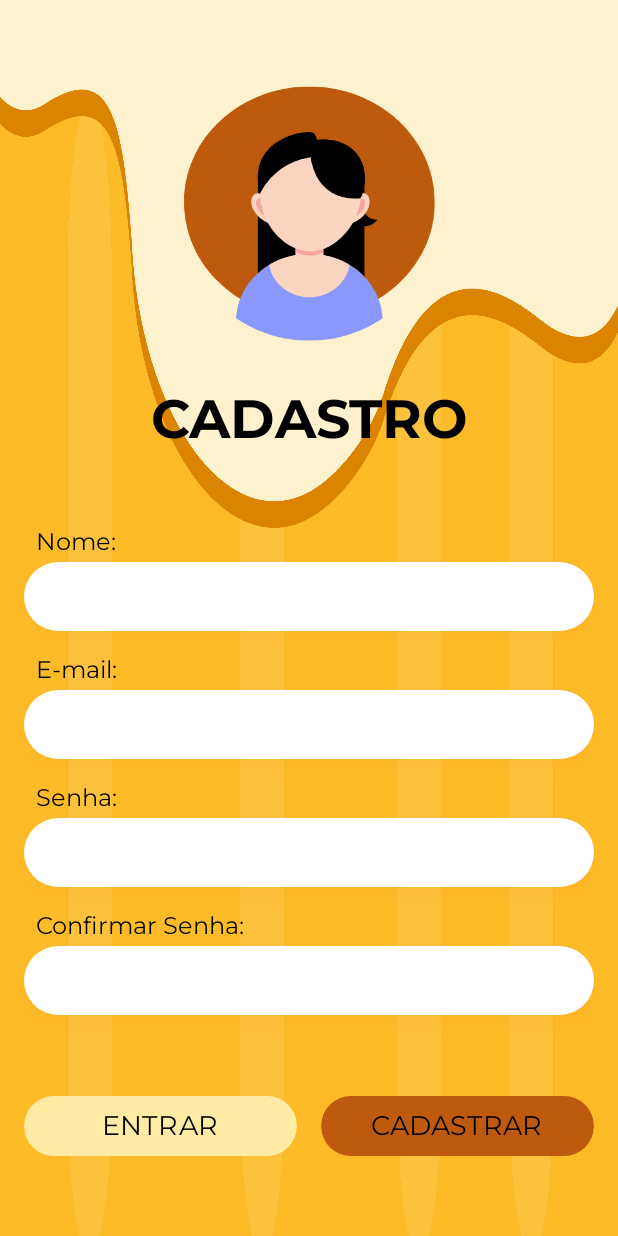
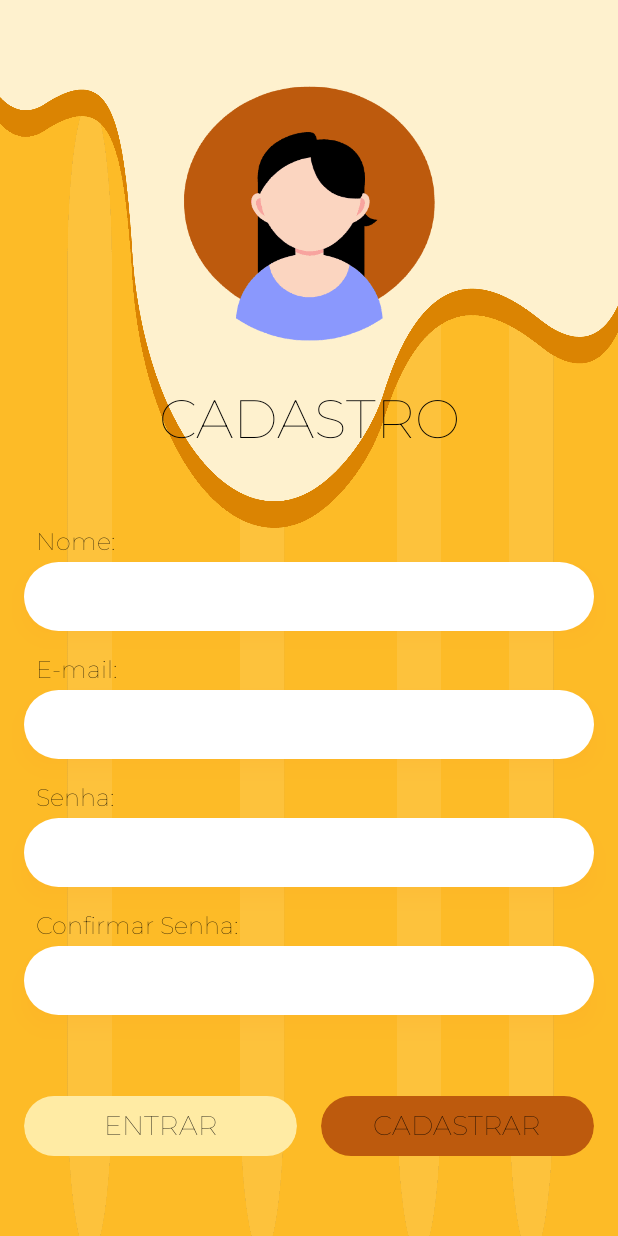
Before and after one commit to Qual-boa/Projeto-Android, an Android app built with Jetpack Compose: the @Preview function RegistrationScreenPreview, on a phone screen of 412 x 824 dp. Run offline under Robolectric (Android 15) with nearby library versions, the phone set to English and light mode, and no system bars.

Commit message:
versão com montserrat (não definitiva)

```diff
--- a/TelaCadastro/app/src/main/java/com/example/telacadastro/MainActivity.kt
+++ b/TelaCadastro/app/src/main/java/com/example/telacadastro/MainActivity.kt
@@ -22,7 +22,6 @@ import androidx.compose.ui.graphics.SolidColor
 import androidx.compose.ui.layout.ContentScale
 import androidx.compose.ui.res.painterResource
 import androidx.compose.ui.text.TextStyle
-import androidx.compose.ui.text.googlefonts.GoogleFont
 import androidx.compose.ui.text.input.PasswordVisualTransformation
 import androidx.compose.ui.text.input.VisualTransformation
 import androidx.compose.ui.text.style.TextAlign
@@ -30,20 +29,12 @@ import androidx.compose.ui.tooling.preview.Preview
 import androidx.compose.ui.unit.dp
 import androidx.compose.ui.unit.sp
 import com.example.telacadastro.R
+import androidx.compose.ui.text.font.Font
 import androidx.compose.ui.text.font.FontFamily
 import androidx.compose.ui.text.font.FontWeight
-import androidx.compose.ui.text.googlefonts.Font
-
-val provider = GoogleFont.Provider(
-    providerAuthority = "com.google.android.gms.fonts",
-    providerPackage = "com.google.android.gms",
-    certificates = R.array.com_google_android_gms_fonts_certs
-)
-
-val montserrat = GoogleFont(name = "Montserrat")
 val montserratFamily = FontFamily(
-    Font(googleFont = montserrat, fontProvider = provider, weight = FontWeight.Normal),
-    Font(googleFont = montserrat, fontProvider = provider, weight = FontWeight.Bold)
+    Font(R.font.montserrat, FontWeight.Bold),
+    Font(R.font.montserrat, FontWeight.ExtraBold)
 )
 
 class MainActivity : ComponentActivity() {
@@ -81,7 +72,7 @@ fun RegistrationScreen() {
                 contentDescription = "User Icon",
                 modifier = Modifier
                     .size(200.dp)
-                    .align(Alignment.CenterHorizontally) // Alinha a imagem no centro
+                    .align(Alignment.CenterHorizontally)
             )
 
             Spacer(modifier = Modifier.height(8.dp))
@@ -90,7 +81,7 @@ fun RegistrationScreen() {
                 text = "CADASTRO",
                 color = Color.Black,
                 fontSize = 36.sp,
-                fontWeight = FontWeight.Bold,
+                fontWeight = FontWeight.ExtraBold,
                 fontFamily = montserratFamily,
                 textAlign = TextAlign.Center,
                 modifier = Modifier.align(Alignment.CenterHorizontally)
@@ -158,6 +149,7 @@ fun InputFieldWithShadow(label: String, text: String, isPassword: Boolean = fals
             style = TextStyle(
                 fontSize = 16.sp,
                 color = Color.Black,
+                fontWeight = FontWeight.ExtraBold,
                 fontFamily = montserratFamily
             ),
             modifier = Modifier.padding(start = 8.dp, bottom = 4.dp)
@@ -171,7 +163,7 @@ fun InputFieldWithShadow(label: String, text: String, isPassword: Boolean = fals
                     shape = RoundedCornerShape(20.dp),
                     ambientColor = Color(0xFFFFA726),
                     spotColor = Color(0xFFFFA726)
-                ) // Sombra inferior e à direita
+                )
                 .clip(RoundedCornerShape(24.dp))
                 .background(Color.White) // Fundo branco
                 .padding(4.dp)
@@ -195,5 +187,3 @@ fun InputFieldWithShadow(label: String, text: String, isPassword: Boolean = fals
 fun RegistrationScreenPreview() {
     RegistrationScreen()
 }
-
-//jshdh
```
Also changed, not shown: TelaCadastro/app/src/main/res/font/montserrat.ttf (added).
